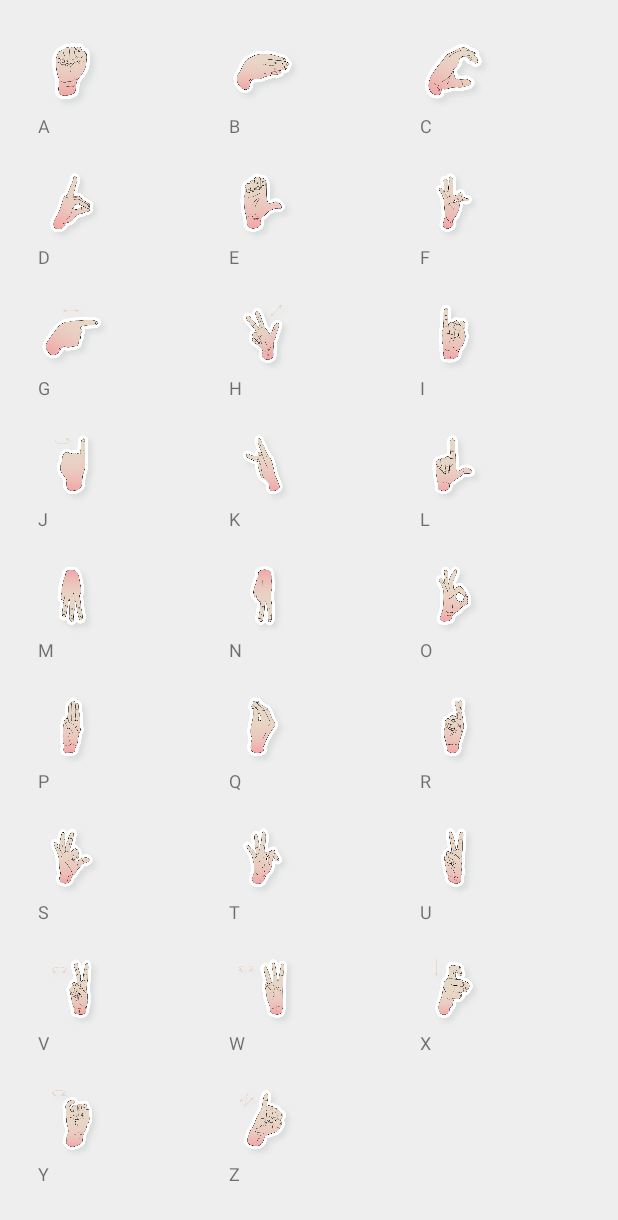
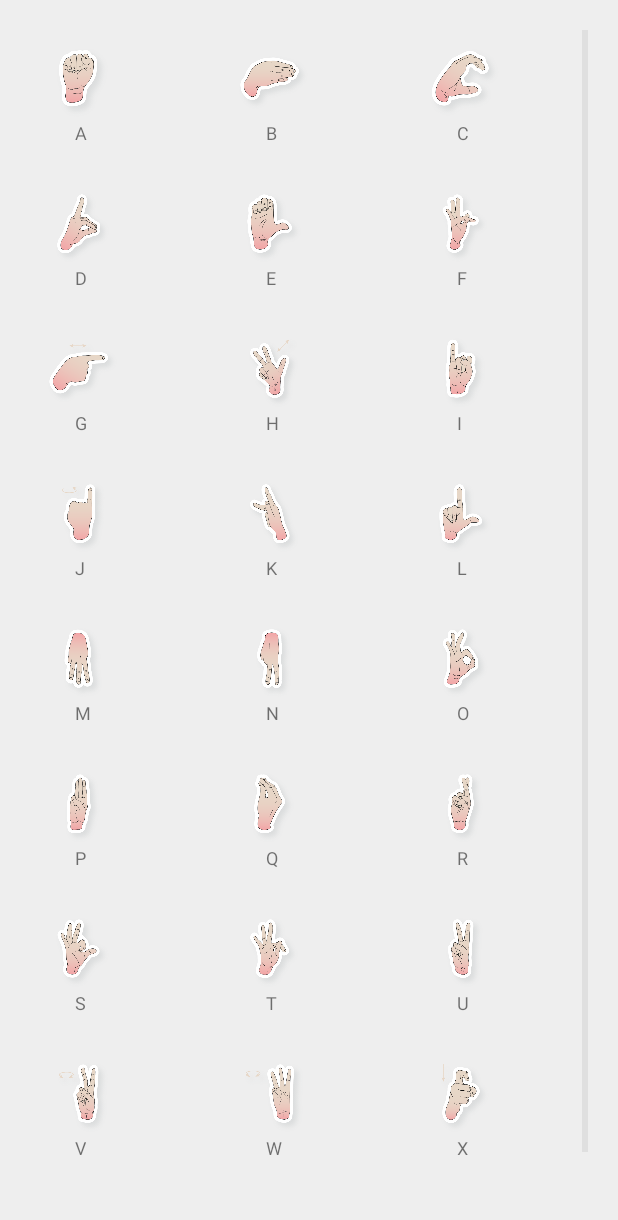
Before and after one commit to vetonthaqi/AndroidFirbaseChat-master, an Android app: the SignsAlphabetActivity screen opened directly, with no data from a screen before it, on a phone screen of 412 x 824 dp. Shown: the top 1220 px of the screen. Run offline under Robolectric (Android 15) with nearby library versions, the phone set to English and light mode, and no system bars.

Commit message:
Rregullimi alfabetit dhe i fjaleve.

```diff
--- a/app/src/main/res/layout-v26/grid_single.xml
+++ /dev/null
@@ -1,22 +0,0 @@
-<GridLayout xmlns:android="http://schemas.android.com/apk/res/android"
-    xmlns:tools="http://schemas.android.com/tools"
-    android:layout_width="wrap_content"
-    android:layout_height="wrap_content"
-    android:columnCount="1"
-    android:rowCount="2"
-    android:padding="5dp">
-
-    <ImageView
-        android:id="@+id/grid_image"
-        android:layout_width="50dp"
-        android:layout_height="50dp">
-    </ImageView>
-
-    <TextView
-        android:id="@+id/grid_text"
-        android:layout_width="wrap_content"
-        android:layout_height="wrap_content"
-        android:textSize="12sp"
-        android:gravity="center_horizontal"/>
-
-</GridLayout>
--- a/app/src/main/res/layout/activity_signs_words.xml
+++ b/app/src/main/res/layout/activity_signs_words.xml
@@ -8,5 +8,5 @@
     android:verticalSpacing="10dp"
     android:horizontalSpacing="10dp"
     android:stretchMode="columnWidth"
-    android:gravity="center"
+    android:gravity="top"
     android:padding="20dp"/>
--- a/app/src/main/res/layout/grid_single.xml
+++ b/app/src/main/res/layout/grid_single.xml
@@ -1,22 +1,28 @@
-<GridLayout xmlns:android="http://schemas.android.com/apk/res/android"
+<RelativeLayout xmlns:android="http://schemas.android.com/apk/res/android"
     xmlns:tools="http://schemas.android.com/tools"
-    android:layout_width="wrap_content"
-    android:layout_height="wrap_content"
-    android:columnCount="1"
-    android:rowCount="2"
-    android:padding="5dp">
+    android:layout_width="match_parent"
+    android:layout_height="match_parent"
+    android:layout_margin="10dp">
+
+    <LinearLayout
+        android:layout_width="match_parent"
+        android:layout_height="match_parent"
+        android:orientation="vertical"
+        android:layout_margin="10dp">
 
         <ImageView
             android:id="@+id/grid_image"
             android:layout_width="50dp"
-        android:layout_height="50dp">
-    </ImageView>
+            android:layout_height="50dp" />
+
 
         <TextView
             android:id="@+id/grid_text"
             android:layout_width="wrap_content"
             android:layout_height="wrap_content"
             android:textSize="12sp"
-        android:gravity="center_horizontal"/>
+            android:paddingLeft="20dp" />
 
-</GridLayout>
+    </LinearLayout>
+
+</RelativeLayout>
--- a/app/src/main/res/values/colors.xml
+++ b/app/src/main/res/values/colors.xml
@@ -2,7 +2,7 @@
 <resources>
     <color name="colorPrimary">#3F51B5</color>
     <color name="colorPrimaryDark">#303F9F</color>
-    <color name="colorAccent">#616161</color>
+    <color name="colorAccent">#0277BD</color>
 
     <color name="background">#EEEEEE</color>
     <color name="btnBackground">#ffffff</color>
```
Lines whose indentation alone changed are shown as unchanged.
